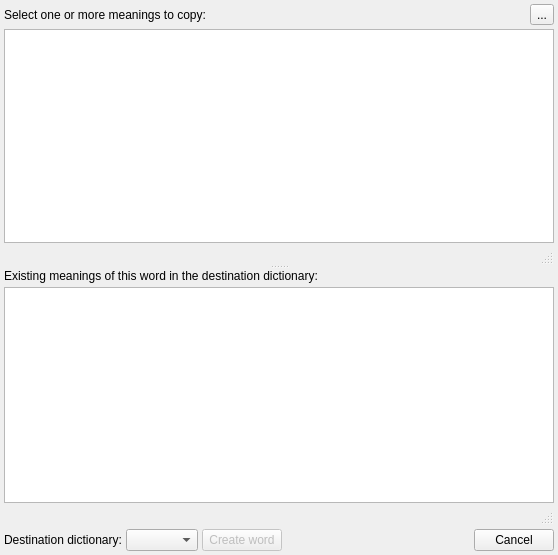
Above: wordtodictionaryform.ui from z1dev/zkanji before the change. Below: the same form after it.
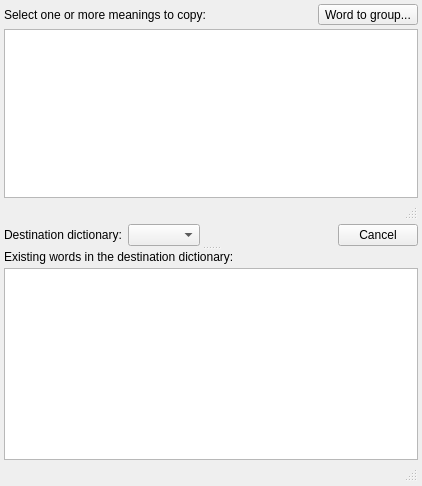
That is the form after the change. Icons and pictures are not drawn. Custom widgets are drawn as their Qt base class.

Commit message: * Changed layout of word-to-dictionary-form. The buttons are at the middle, so changing the selected destination dictionary doesn't move them if the word list has to be shown or hidden.

```diff
--- a/wordtodictionaryform.ui
+++ b/wordtodictionaryform.ui
@@ -6,8 +6,8 @@
    <rect>
     <x>0</x>
     <y>0</y>
-    <width>558</width>
-    <height>555</height>
+    <width>422</width>
+    <height>486</height>
    </rect>
   </property>
   <property name="windowTitle">
@@ -31,6 +31,37 @@
      <number>4</number>
     </property>
     <item>
+     <widget class="QSplitter" name="splitter">
+      <property name="orientation">
+       <enum>Qt::Vertical</enum>
+      </property>
+      <property name="childrenCollapsible">
+       <bool>false</bool>
+      </property>
+      <widget class="QWidget" name="widget" native="true">
+       <property name="sizePolicy">
+        <sizepolicy hsizetype="Preferred" vsizetype="Preferred">
+         <horstretch>0</horstretch>
+         <verstretch>1</verstretch>
+        </sizepolicy>
+       </property>
+       <layout class="QVBoxLayout" name="verticalLayout_3">
+        <property name="spacing">
+         <number>4</number>
+        </property>
+        <property name="leftMargin">
+         <number>0</number>
+        </property>
+        <property name="topMargin">
+         <number>0</number>
+        </property>
+        <property name="rightMargin">
+         <number>0</number>
+        </property>
+        <property name="bottomMargin">
+         <number>0</number>
+        </property>
+        <item>
      <layout class="QHBoxLayout" name="horizontalLayout_2">
       <property name="spacing">
        <number>4</number>
@@ -61,22 +92,28 @@
          <string>Switch to adding word to group</string>
         </property>
         <property name="text">
-         <string>...</string>
+             <string>Word to group...</string>
+            </property>
+            <property name="icon">
+             <iconset resource="Resources/resources.qrc">
+              <normaloff>:/book.svg</normaloff>:/book.svg</iconset>
+            </property>
+            <property name="iconSize">
+             <size>
+              <width>18</width>
+              <height>18</height>
+             </size>
+            </property>
+            <property name="toolButtonStyle">
+             <enum>Qt::ToolButtonTextBesideIcon</enum>
         </property>
        </widget>
       </item>
      </layout>
     </item>
     <item>
-     <widget class="QSplitter" name="splitter">
-      <property name="orientation">
-       <enum>Qt::Vertical</enum>
-      </property>
-      <property name="childrenCollapsible">
-       <bool>false</bool>
-      </property>
-      <widget class="QWidget" name="widget" native="true">
-       <layout class="QVBoxLayout" name="verticalLayout_3">
+         <widget class="QWidget" name="wordsWidget" native="true">
+          <layout class="QVBoxLayout" name="verticalLayout_5">
         <property name="spacing">
          <number>0</number>
         </property>
@@ -107,10 +144,43 @@
         </item>
        </layout>
       </widget>
+        </item>
+        <item>
+         <layout class="QHBoxLayout" name="destLayout">
+          <property name="spacing">
+           <number>6</number>
+          </property>
+          <item>
+           <widget class="QLabel" name="label_3">
+            <property name="sizePolicy">
+             <sizepolicy hsizetype="Fixed" vsizetype="Preferred">
+              <horstretch>0</horstretch>
+              <verstretch>0</verstretch>
+             </sizepolicy>
+            </property>
+            <property name="text">
+             <string>Destination dictionary:</string>
+            </property>
+           </widget>
+          </item>
+          <item>
+           <widget class="QComboBox" name="dictCBox"/>
+          </item>
+          <item>
+           <widget class="QDialogButtonBox" name="buttonBox">
+            <property name="standardButtons">
+             <set>QDialogButtonBox::Cancel</set>
+            </property>
+           </widget>
+          </item>
+         </layout>
+        </item>
+       </layout>
+      </widget>
       <widget class="QWidget" name="meaningsWidget" native="true">
        <layout class="QVBoxLayout" name="verticalLayout_4">
         <property name="spacing">
-         <number>0</number>
+         <number>4</number>
         </property>
         <property name="leftMargin">
          <number>0</number>
@@ -124,11 +194,18 @@
         <property name="bottomMargin">
          <number>0</number>
         </property>
+        <item>
+         <widget class="QLabel" name="label_2">
+          <property name="text">
+           <string>Existing words in the destination dictionary:</string>
+          </property>
+         </widget>
+        </item>
         <item>
          <widget class="QWidget" name="widget_3" native="true">
           <layout class="QVBoxLayout" name="verticalLayout_2">
            <property name="spacing">
-            <number>4</number>
+            <number>0</number>
            </property>
            <property name="leftMargin">
             <number>0</number>
@@ -142,72 +219,18 @@
            <property name="bottomMargin">
             <number>0</number>
            </property>
-           <item>
-            <widget class="QLabel" name="label_3">
-             <property name="text">
-              <string>Existing meanings of this word in the destination dictionary:</string>
-             </property>
-            </widget>
-           </item>
            <item>
             <widget class="ZDictionaryListView" name="meaningsTable"/>
            </item>
-          </layout>
-         </widget>
-        </item>
         <item>
          <widget class="ZStatusBar" name="meaningsStatus"/>
         </item>
        </layout>
       </widget>
-     </widget>
-    </item>
-    <item>
-     <layout class="QHBoxLayout" name="horizontalLayout">
-      <property name="spacing">
-       <number>4</number>
-      </property>
-      <item>
-       <widget class="QLabel" name="label_2">
-        <property name="text">
-         <string>Destination dictionary:</string>
-        </property>
-       </widget>
-      </item>
-      <item>
-       <widget class="QComboBox" name="dictCBox"/>
-      </item>
-      <item>
-       <widget class="QPushButton" name="addButton">
-        <property name="enabled">
-         <bool>false</bool>
-        </property>
-        <property name="text">
-         <string>Create word</string>
-        </property>
-       </widget>
-      </item>
-      <item>
-       <spacer name="horizontalSpacer">
-        <property name="orientation">
-         <enum>Qt::Horizontal</enum>
-        </property>
-        <property name="sizeHint" stdset="0">
-         <size>
-          <width>40</width>
-          <height>20</height>
-         </size>
-        </property>
-       </spacer>
-      </item>
-      <item>
-       <widget class="QPushButton" name="cancelButton">
-        <property name="text">
-         <string>Cancel</string>
-        </property>
-       </widget>
-      </item>
-     </layout>
+        </item>
+       </layout>
+      </widget>
+     </widget>
     </item>
    </layout>
   </widget>
```
Left out of the diff: 4 changed lines with no effect on the pictures. Lines whose indentation alone changed are shown as unchanged. The commit also changes 4 other files.
